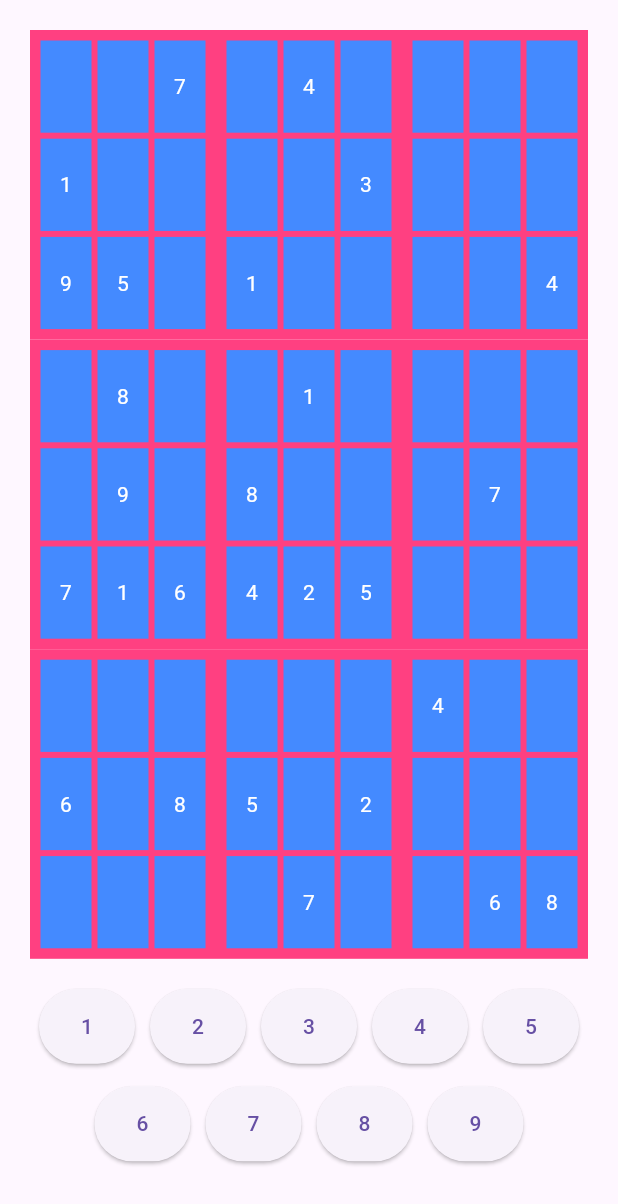
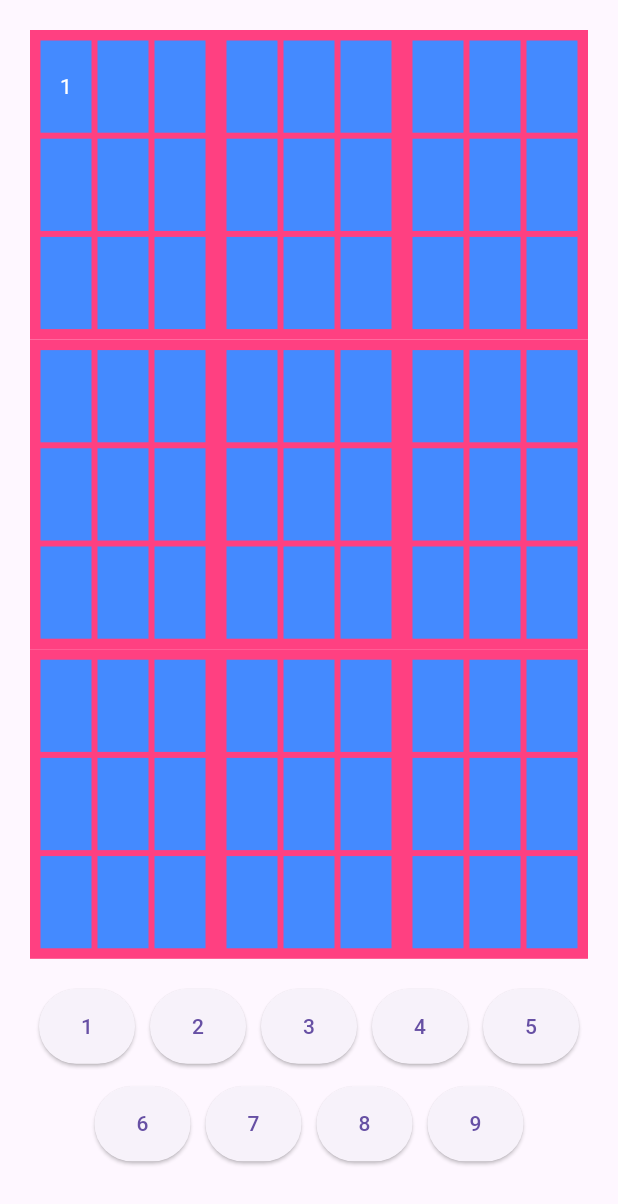
Before and after one commit to FrozenAssassine/SudokuMasters, a Flutter app: the screen it shows after launch, after a tap on an icon or button, on a phone screen of 412 x 824 dp. Shown: the top 1204 px of the screen. Run offline on Flutter 3.47's test engine with Material 3 defaults, Android fonts, the phone set to English and light mode, and no system bars.

Commit message:
feat: array working nice

```diff
--- a/lib/features/backend/generator.dart
+++ b/lib/features/backend/generator.dart
@@ -5,13 +5,17 @@ import 'point.dart';
 
 enum Difficulty { Easy, Hard }
 
-enum ExamineResult { MultipleSolutions, LogicalInferable, OneSolutionNotLogicalInferable }
+enum ExamineResult {
+  MultipleSolutions,
+  LogicalInferable,
+  OneSolutionNotLogicalInferable
+}
 
 class SudokuGenerator {
   Difficulty difficulty = Difficulty.Easy;
 
   Sudoku generate() {
-    return generateWithSeed(DateTime.now().millisecondsSinceEpoch);
+    return Sudoku(); //generateWithSeed(DateTime.now().millisecondsSinceEpoch);
   }
 
   Sudoku generateWithSeed(int seed) {
@@ -35,7 +39,8 @@ class SudokuGenerator {
     ExamineResult res = examine(clone.clone());
     remaining.removeAt(n);
     if (res == ExamineResult.MultipleSolutions ||
-        (res == ExamineResult.OneSolutionNotLogicalInferable && difficulty == Difficulty.Easy)) {
+        (res == ExamineResult.OneSolutionNotLogicalInferable &&
+            difficulty == Difficulty.Easy)) {
       if (remaining.isEmpty) return sudoku;
       return makeHarder(sudoku, r, remaining);
     }
@@ -87,7 +92,8 @@ class SudokuGenerator {
     var possibility = possibilities[r.nextInt(possibilities.length)];
     if (possibility['possibleNums'].isEmpty) return sudoku;
     sudoku[Point(possibility['x'], possibility['y'])] =
-        possibility['possibleNums'][r.nextInt(possibility['possibleNums'].length)];
+        possibility['possibleNums']
+            [r.nextInt(possibility['possibleNums'].length)];
 
     return generateRecursive(sudoku, r);
   }
@@ -136,8 +142,10 @@ class SudokuGenerator {
       newTry[Point(possibilities[0]['x'], possibilities[0]['y'])] =
           possibilities[0]['possibleNums'][i];
       ExamineResult res = examine(newTry);
-      if (res == ExamineResult.MultipleSolutions) return ExamineResult.MultipleSolutions;
-      if (possibleEndings.any((e) => e == newTry)) return ExamineResult.MultipleSolutions;
+      if (res == ExamineResult.MultipleSolutions)
+        return ExamineResult.MultipleSolutions;
+      if (possibleEndings.any((e) => e == newTry))
+        return ExamineResult.MultipleSolutions;
       possibleEndings.add(newTry);
     }
 
--- a/lib/features/backend/sudoku.dart
+++ b/lib/features/backend/sudoku.dart
@@ -1,6 +1,8 @@
+import 'package:flutter/material.dart';
+
 import 'point.dart';
 
-class Sudoku {
+class Sudoku extends ChangeNotifier {
   static const int EMPTYSLOT = -1;
 
   Point currentP = Point(0, 0);
@@ -15,7 +17,10 @@ class Sudoku {
 
   int getP(Point p) => gameArea[p.x + p.y * 9];
 
-  void set(int x, int y, int value) => gameArea[x + y * 9] = value;
+  void set(int x, int y, int value) {
+    gameArea[x + y * 9] = value;
+    notifyListeners();
+  }
 
   bool isFree(int x, int y) => get(x, y) == EMPTYSLOT;
 
@@ -55,12 +60,18 @@ class Sudoku {
     for (int y = 0; y < 9; y++) {
       for (int x = 0; x < 9; x++) {
         if (this[Point(x, y)] == EMPTYSLOT) return false;
-        if (blocks[(x ~/ 3) + (y ~/ 3) * 3].contains(this[Point(x, y)])) return false;
-        else blocks[(x ~/ 3) + (y ~/ 3) * 3].add(this[Point(x, y)]);
-        if (rows[y].contains(this[Point(x, y)])) return false;
-        else rows[y].add(this[Point(x, y)]);
-        if (columns[x].contains(this[Point(x, y)])) return false;
-        else columns[x].add(this[Point(x, y)]);
+        if (blocks[(x ~/ 3) + (y ~/ 3) * 3].contains(this[Point(x, y)]))
+          return false;
+        else
+          blocks[(x ~/ 3) + (y ~/ 3) * 3].add(this[Point(x, y)]);
+        if (rows[y].contains(this[Point(x, y)]))
+          return false;
+        else
+          rows[y].add(this[Point(x, y)]);
+        if (columns[x].contains(this[Point(x, y)]))
+          return false;
+        else
+          columns[x].add(this[Point(x, y)]);
       }
     }
 
--- a/lib/features/play_page/play_page.dart
+++ b/lib/features/play_page/play_page.dart
@@ -1,13 +1,13 @@
 import 'package:flutter/material.dart';
-import 'package:sudoku_masters/features/backend/generator.dart';
+import 'package:provider/provider.dart';
 import 'package:sudoku_masters/features/backend/sudoku.dart';
+// import 'package:sudoku_masters/features/backend/sudoku.dart';
 import 'package:sudoku_masters/features/sudoku_grid/sudoku_grid.dart';
 import 'package:sudoku_masters/features/sudoku_keyboard/sudoku_keyboard.dart';
 
 class PlayPage extends StatelessWidget {
   PlayPage({super.key});
-  Sudoku sudoku = SudokuGenerator().generate();
-  // UI update here (sudoku.get)
+  Sudoku sudoku = Sudoku();
 
   @override
   Widget build(BuildContext context) {
@@ -15,20 +15,19 @@ class PlayPage extends StatelessWidget {
       body: Column(
         children: [
           Expanded(
-            flex: 8,
-            child: SudokuGrid(sudoku),
-          ),
+              flex: 8,
+              child: Consumer<Sudoku>(
+                builder: (context, sudoku, child) {
+                  return SudokuGrid(sudoku);
+                },
+              )),
           Expanded(
             flex: 2,
             child: Container(
               child: SudokuKeyboard(
                 onIndexChanged: (index) {
-                  print('Keyboard index: $index');
-                  if(sudoku.isActive){
-                    sudoku.set(sudoku.currentP.x, sudoku.currentP.y, index);
-                    sudoku.isActive = false;
-                    // UI update here
-                  }
+                  Sudoku sudoku = Provider.of<Sudoku>(context, listen: false);
+                  sudoku.set(sudoku.currentP.x, sudoku.currentP.y, index);
                 },
               ),
             ),
--- a/lib/main.dart
+++ b/lib/main.dart
@@ -1,9 +1,15 @@
 import 'package:flutter/material.dart';
+import 'package:provider/provider.dart';
+import 'package:sudoku_masters/features/backend/generator.dart';
 import 'package:sudoku_masters/features/play_page/play_page.dart';
-import 'package:sudoku_masters/features/sudoku_grid/sudoku_grid.dart';
 
 void main() {
-  runApp(const MainApp());
+  runApp(
+    ChangeNotifierProvider(
+      create: (context) => SudokuGenerator().generate(),
+      child: const MainApp(),
+    ),
+  );
 }
 
 class MainApp extends StatelessWidget {
```
Also changed, not shown: lib/features/sudoku_grid_item/sudoku_grid_item.dart (+9 -4 lines), pubspec.yaml (+9 -8 lines), pubspec.lock.
